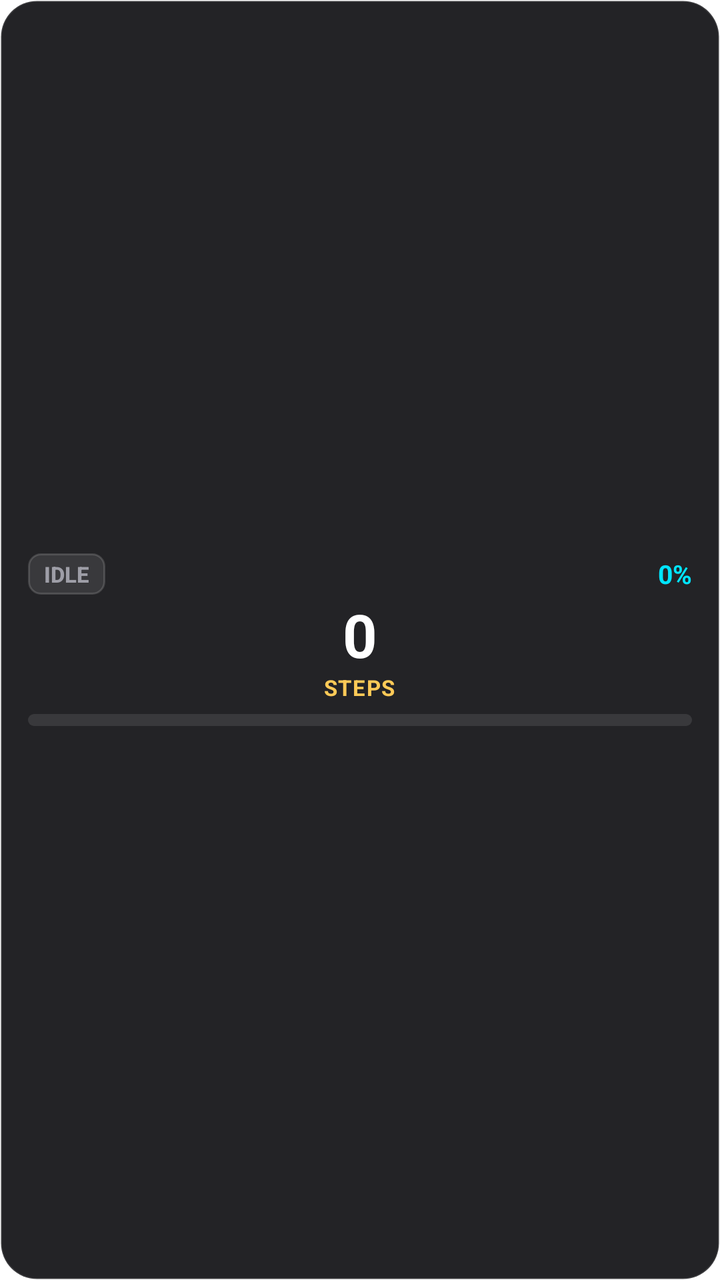
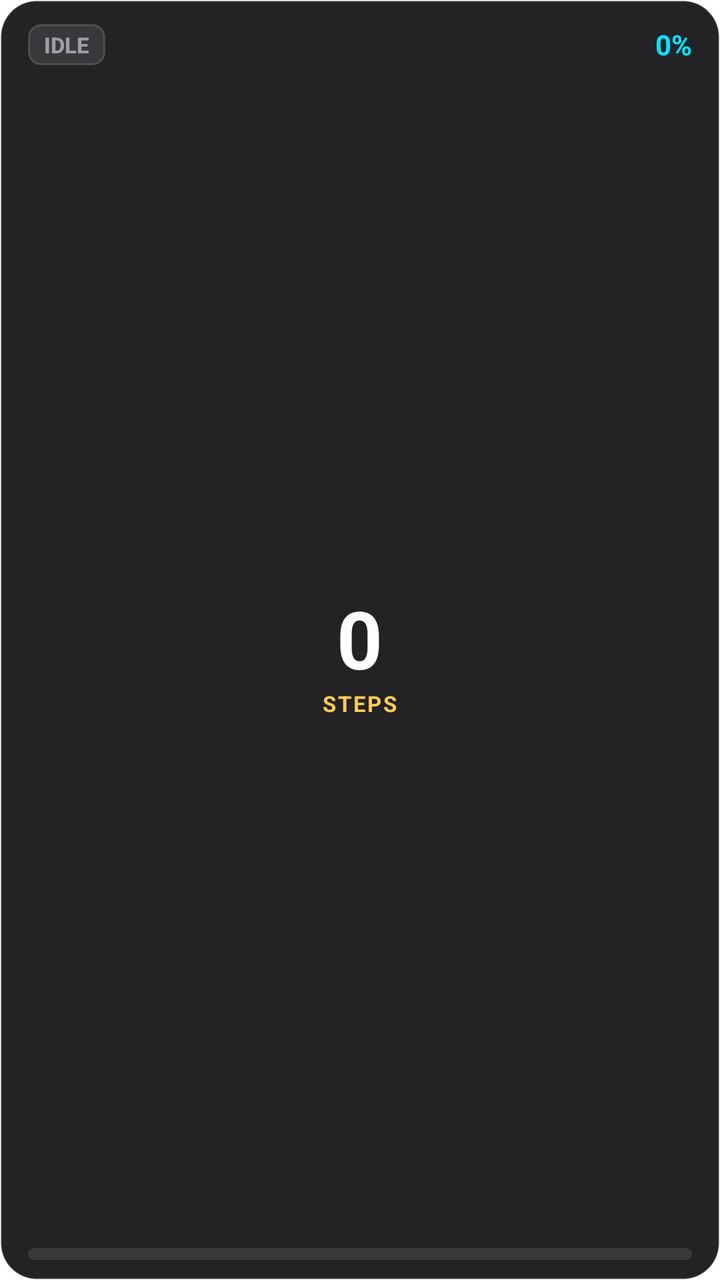

Compare the two renders of this Android layout. The source of the first and the diff that turns it into the second are given below.
<!-- AndroidManifest.xml: application theme Theme.MaterialComponents.DayNight.NoActionBar -->
<!-- res/layout/widget_step_compact.xml -->
<?xml version="1.0" encoding="utf-8"?>
<LinearLayout xmlns:android="http://schemas.android.com/apk/res/android"
    android:id="@+id/widgetCompactRoot"
    android:layout_width="match_parent"
    android:layout_height="match_parent"
    android:background="@drawable/widget_background"
    android:orientation="vertical"
    android:padding="14dp"
    android:gravity="center">

    
    <LinearLayout
        android:layout_width="match_parent"
        android:layout_height="wrap_content"
        android:orientation="horizontal"
        android:gravity="center_vertical">

        <TextView
            android:id="@+id/widgetCompactPace"
            android:layout_width="wrap_content"
            android:layout_height="wrap_content"
            android:background="@drawable/widget_tier_bg"
            android:paddingStart="8dp"
            android:paddingTop="3dp"
            android:paddingEnd="8dp"
            android:paddingBottom="3dp"
            android:text="IDLE"
            android:textColor="#9E9EA7"
            android:textSize="11sp"
            android:fontFamily="sans-serif-medium"
            android:textStyle="bold" />

        <FrameLayout
            android:layout_width="0dp"
            android:layout_height="wrap_content"
            android:layout_weight="1" />

        <TextView
            android:id="@+id/widgetCompactPercent"
            android:layout_width="wrap_content"
            android:layout_height="wrap_content"
            android:text="0%"
            android:textColor="#00E5FF"
            android:textSize="13sp"
            android:fontFamily="sans-serif-rounded"
            android:textStyle="bold" />
    </LinearLayout>

    
    <TextView
        android:id="@+id/widgetCompactSteps"
        android:layout_width="wrap_content"
        android:layout_height="wrap_content"
        android:layout_marginTop="4dp"
        android:text="0"
        android:textColor="#FFFFFF"
        android:textSize="30sp"
        android:fontFamily="sans-serif-rounded"
        android:textStyle="bold"
        android:includeFontPadding="false" />

    <TextView
        android:layout_width="wrap_content"
        android:layout_height="wrap_content"
        android:text="STEPS"
        android:textColor="#FECA57"
        android:textSize="11sp"
        android:fontFamily="sans-serif-rounded"
        android:textStyle="bold"
        android:letterSpacing="0.05" />

    
    <ProgressBar
        android:id="@+id/widgetCompactProgressBar"
        style="?android:attr/progressBarStyleHorizontal"
        android:layout_width="match_parent"
        android:layout_height="6dp"
        android:layout_marginTop="6dp"
        android:max="100"
        android:progress="0"
        android:progressDrawable="@drawable/widget_progress_track" />

</LinearLayout>
<!-- resources referenced by this layout -->
<resources>
  <!-- drawable widget_background (drawable) -->
  <?xml version="1.0" encoding="utf-8"?>
  <shape xmlns:android="http://schemas.android.com/apk/res/android"
      android:shape="rectangle">
      <solid android:color="#F218181B" />
      <corners android:radius="18dp" />
      <stroke
          android:width="1dp"
          android:color="#1FFFFFFF" />
  </shape>
  <!-- drawable widget_progress_track (drawable) -->
  <?xml version="1.0" encoding="utf-8"?>
  <layer-list xmlns:android="http://schemas.android.com/apk/res/android">
      
      <item android:id="@android:id/background">
          <shape android:shape="rectangle">
              <corners android:radius="99dp" />
              <solid android:color="#1AFFFFFF" />
          </shape>
      </item>
      
      <item android:id="@android:id/progress">
          <clip>
              <shape android:shape="rectangle">
                  <corners android:radius="99dp" />
                  <solid android:color="#10B981" />
              </shape>
          </clip>
      </item>
  </layer-list>
  <!-- drawable widget_tier_bg (drawable) -->
  <?xml version="1.0" encoding="utf-8"?>
  <shape xmlns:android="http://schemas.android.com/apk/res/android"
      android:shape="rectangle">
      <solid android:color="#1AFFFFFF" />
      <corners android:radius="6dp" />
      <stroke
          android:width="1dp"
          android:color="#26FFFFFF" />
  </shape>
</resources>

<!-- the commit's change to res/layout/widget_step_compact.xml (unified diff, before → after) -->
@@ -5,8 +5,10 @@
     android:layout_height="match_parent"
     android:background="@drawable/widget_background"
     android:orientation="vertical"
-    android:padding="14dp"
-    android:gravity="center">
+    android:paddingStart="14dp"
+    android:paddingTop="12dp"
+    android:paddingEnd="14dp"
+    android:paddingBottom="10dp">
 
     
     <LinearLayout
@@ -41,33 +43,51 @@
             android:layout_height="wrap_content"
             android:text="0%"
             android:textColor="#00E5FF"
-            android:textSize="13sp"
+            android:textSize="14sp"
             android:fontFamily="sans-serif-rounded"
             android:textStyle="bold" />
     </LinearLayout>
 
     
-    <TextView
-        android:id="@+id/widgetCompactSteps"
-        android:layout_width="wrap_content"
+    <FrameLayout
+        android:layout_width="match_parent"
+        android:layout_height="0dp"
+        android:layout_weight="1" />
+
+    
+    <LinearLayout
+        android:layout_width="match_parent"
         android:layout_height="wrap_content"
-        android:layout_marginTop="4dp"
-        android:text="0"
-        android:textColor="#FFFFFF"
-        android:textSize="30sp"
-        android:fontFamily="sans-serif-rounded"
-        android:textStyle="bold"
-        android:includeFontPadding="false" />
+        android:orientation="vertical"
+        android:gravity="center">
 
-    <TextView
-        android:layout_width="wrap_content"
-        android:layout_height="wrap_content"
-        android:text="STEPS"
-        android:textColor="#FECA57"
-        android:textSize="11sp"
-        android:fontFamily="sans-serif-rounded"
-        android:textStyle="bold"
-        android:letterSpacing="0.05" />
+        <TextView
+            android:id="@+id/widgetCompactSteps"
+            android:layout_width="wrap_content"
+            android:layout_height="wrap_content"
+            android:text="0"
+            android:textColor="#FFFFFF"
+            android:textSize="40sp"
+            android:fontFamily="sans-serif-rounded"
+            android:textStyle="bold"
+            android:includeFontPadding="false" />
+
+        <TextView
+            android:layout_width="wrap_content"
+            android:layout_height="wrap_content"
+            android:text="STEPS"
+            android:textColor="#FECA57"
+            android:textSize="11sp"
+            android:fontFamily="sans-serif-rounded"
+            android:textStyle="bold"
+            android:letterSpacing="0.08" />
+    </LinearLayout>
+
+    
+    <FrameLayout
+        android:layout_width="match_parent"
+        android:layout_height="0dp"
+        android:layout_weight="1" />
 
     
     <ProgressBar
@@ -75,7 +95,6 @@
         style="?android:attr/progressBarStyleHorizontal"
         android:layout_width="match_parent"
         android:layout_height="6dp"
-        android:layout_marginTop="6dp"
         android:max="100"
         android:progress="0"
         android:progressDrawable="@drawable/widget_progress_track" />
